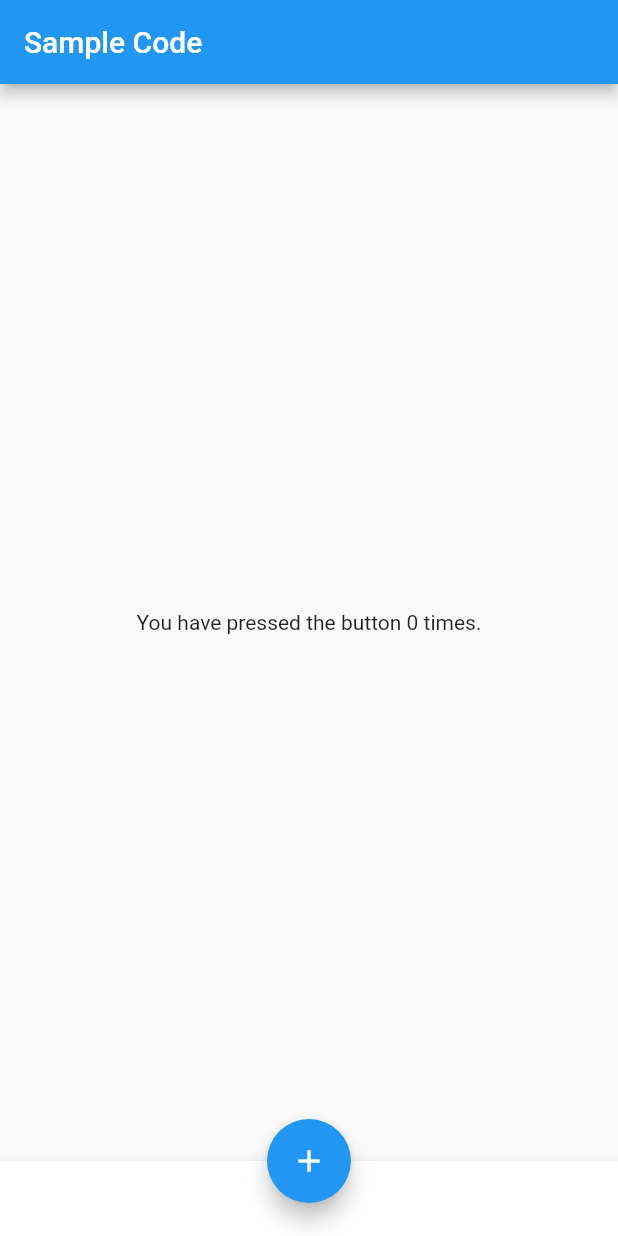
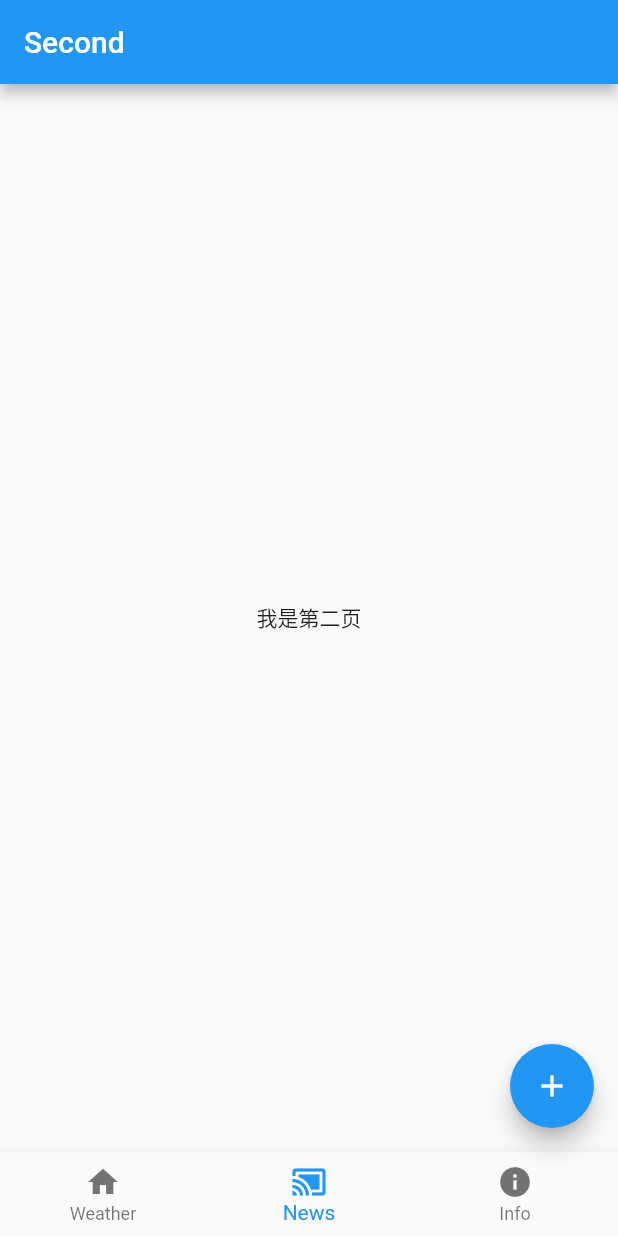
Before and after one commit to HuangHuihuang/newsapp, a Flutter app: the screen it shows after launch, on a phone screen of 412 x 824 dp. Run offline on Flutter 3.47's test engine with Material 2 defaults, Android fonts, the phone set to English and light mode, and no system bars.

Commit message:
增加底部导航栏、FloatingButton、个人中心页、天气页

```diff
--- a/lib/main.dart
+++ b/lib/main.dart
@@ -6,6 +6,9 @@
 // connected to a callback that increments a counter.
 
 import 'package:flutter/material.dart';
+import 'package:hub_news/pages/weather/WeatherPage.dart';
+import 'package:hub_news/pages/SecondPage.dart';
+import 'package:hub_news/pages/InfoPage.dart';
 
 void main() => runApp(MyApp());
 
@@ -14,46 +17,55 @@ class MyApp extends StatelessWidget {
   @override
   Widget build(BuildContext context) {
     return MaterialApp(
-      title: 'Flutter Code Sample for material.Scaffold',
-      theme: ThemeData(
-        primarySwatch: Colors.blue,
-      ),
-      home: MyStatefulWidget(),
+      home: Home(),
     );
   }
 }
 
-class MyStatefulWidget extends StatefulWidget {
-  MyStatefulWidget({Key key}) : super(key: key);
+class Home extends StatefulWidget {
+  Home({Key key}) : super(key: key);
 
   @override
-  _MyStatefulWidgetState createState() => _MyStatefulWidgetState();
+  _HomeState createState() => _HomeState();
 }
 
-class _MyStatefulWidgetState extends State<MyStatefulWidget> {
-  int _count = 0;
+class _HomeState extends State<Home> {
+  int _currentIndex = 1;
+
+  final List<Widget> _children = [
+    WeatherPage(),
+    SecondPage(),
+    InfoPage()
+  ];
 
   Widget build(BuildContext context) {
     return Scaffold(
-      appBar: AppBar(
-        title: Text('Sample Code'),
-      ),
-      body: Center(
-        child: Text('You have pressed the button $_count times.'),
-      ),
-      bottomNavigationBar: BottomAppBar(
-        child: Container(
-          height: 50.0,
-        ),
+//      appBar: AppBar(
+//        title: Text('Sample Code'),
+//      ),
+      body: _children[_currentIndex],
+      bottomNavigationBar: BottomNavigationBar(
+        currentIndex: _currentIndex,
+        onTap: onTabTapped,
+        items: [
+          BottomNavigationBarItem(title: new Text("Weather"), icon: new Icon(Icons.home)),
+          BottomNavigationBarItem(title: new Text("News"), icon: new Icon(Icons.cast_connected)),
+          BottomNavigationBarItem(title: new Text("Info"), icon: new Icon(Icons.info))
+        ],
       ),
       floatingActionButton: FloatingActionButton(
         onPressed: () => setState(() {
-              _count++;
+              _currentIndex++;
             }),
         tooltip: 'Increment Counter',
         child: Icon(Icons.add),
       ),
-      floatingActionButtonLocation: FloatingActionButtonLocation.centerDocked,
     );
   }
+
+  void onTabTapped(int index) {
+    setState(() {
+      _currentIndex = index;
+    });
+  }
 }
--- /dev/null
+++ b/lib/model/weather.dart
@@ -0,0 +1,71 @@
+class Weather {
+  SkInfo skInfo;
+
+  Weather({this.skInfo});
+
+  Weather.fromJson(Map<String, dynamic> json) {
+    skInfo =
+    json['sk_info'] != null ? new SkInfo.fromJson(json['sk_info']) : null;
+  }
+
+  Map<String, dynamic> toJson() {
+    final Map<String, dynamic> data = new Map<String, dynamic>();
+    if (this.skInfo != null) {
+      data['sk_info'] = this.skInfo.toJson();
+    }
+    return data;
+  }
+}
+
+class SkInfo {
+  String date;
+  String cityName;
+  String areaID;
+  String temp;
+  String tempF;
+  String wd;
+  String ws;
+  String sd;
+  String time;
+  String sm;
+
+  SkInfo(
+      {this.date,
+        this.cityName,
+        this.areaID,
+        this.temp,
+        this.tempF,
+        this.wd,
+        this.ws,
+        this.sd,
+        this.time,
+        this.sm});
+
+  SkInfo.fromJson(Map<String, dynamic> json) {
+    date = json['date'];
+    cityName = json['cityName'];
+    areaID = json['areaID'];
+    temp = json['temp'];
+    tempF = json['tempF'];
+    wd = json['wd'];
+    ws = json['ws'];
+    sd = json['sd'];
+    time = json['time'];
+    sm = json['sm'];
+  }
+
+  Map<String, dynamic> toJson() {
+    final Map<String, dynamic> data = new Map<String, dynamic>();
+    data['date'] = this.date;
+    data['cityName'] = this.cityName;
+    data['areaID'] = this.areaID;
+    data['temp'] = this.temp;
+    data['tempF'] = this.tempF;
+    data['wd'] = this.wd;
+    data['ws'] = this.ws;
+    data['sd'] = this.sd;
+    data['time'] = this.time;
+    data['sm'] = this.sm;
+    return data;
+  }
+}
--- /dev/null
+++ b/lib/pages/SecondPage.dart
@@ -0,0 +1,20 @@
+import 'package:flutter/material.dart';
+
+class SecondPage extends StatefulWidget {
+  @override
+  State<StatefulWidget> createState() => new SecondPageState();
+}
+
+class SecondPageState extends State<SecondPage> {
+  @override
+  Widget build(BuildContext context) {
+    return new Scaffold(
+      appBar: new AppBar(
+        title: new Text("Second"),
+      ),
+      body: new Center(
+        child: new Text("我是第二页"),
+      ),
+    );
+  }
+}
--- a/pubspec.yaml
+++ b/pubspec.yaml
@@ -24,6 +24,9 @@ dependencies:
   # Use with the CupertinoIcons class for iOS style icons.
   cupertino_icons: ^0.1.2
 
+  url_launcher: ^4.0.2
+  http: ^0.12.0
+
 dev_dependencies:
   flutter_test:
     sdk: flutter
@@ -39,6 +42,8 @@ flutter:
   # included with your application, so that you can use the icons in
   # the material Icons class.
   uses-material-design: true
+  assets:
+    - images/
 
   # To add assets to your application, add an assets section, like this:
   # assets:
```
Also changed, not shown: lib/pages/InfoPage.dart (added, +93 -0 lines), lib/pages/weather/WeatherData.dart (added, +24 -0 lines), lib/pages/weather/WeatherPage.dart (added, +70 -0 lines), images/weather_bg.jpg (added), pubspec.lock.
